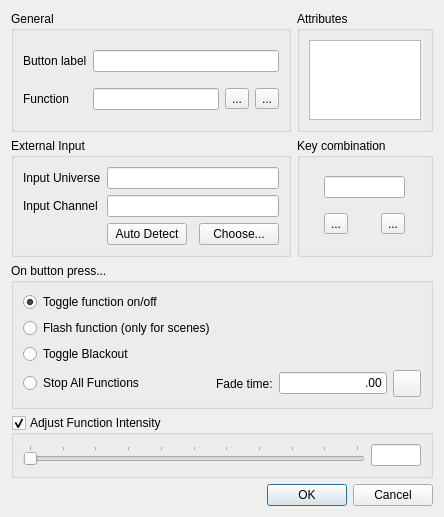
First picture: the form in ui/src/virtualconsole/vcbuttonproperties.ui, repository mcallegari/qlcplus, before the edit.
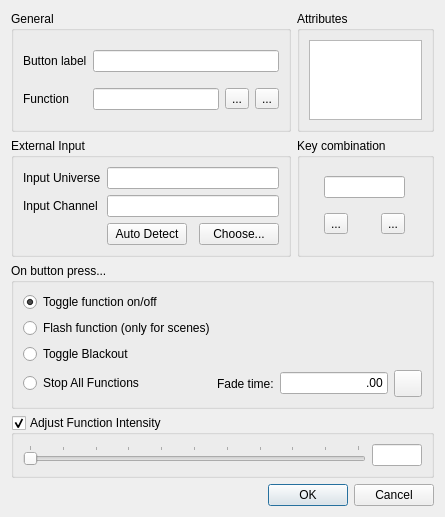
Second picture: the form after the edit. Icons and pictures are not drawn.

Diff of the .ui file:
```diff
--- a/ui/src/virtualconsole/vcbuttonproperties.ui
+++ b/ui/src/virtualconsole/vcbuttonproperties.ui
@@ -6,7 +6,7 @@
    <rect>
     <x>0</x>
     <y>0</y>
-    <width>444</width>
+    <width>445</width>
     <height>517</height>
    </rect>
   </property>
@@ -266,7 +266,14 @@
      </property>
      <layout class="QVBoxLayout" name="verticalLayout_2">
       <item>
-       <widget class="QListWidget" name="m_attributesList"/>
+       <widget class="QListWidget" name="m_attributesList">
+        <property name="sizePolicy">
+         <sizepolicy hsizetype="Expanding" vsizetype="Expanding">
+          <horstretch>0</horstretch>
+          <verstretch>0</verstretch>
+         </sizepolicy>
+        </property>
+       </widget>
       </item>
      </layout>
     </widget>
```
Left out of the diff: 68 changed lines with no effect on the pictures.
